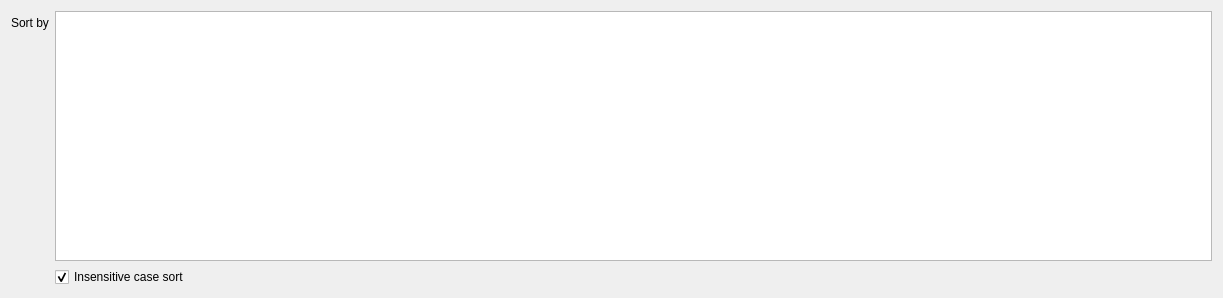
The window that bulicommander/bulicommander/bc/resources/bcwsearchsortrules.ui (Grum999/BuliCommander) describes before a commit, drawn with Qt 5.
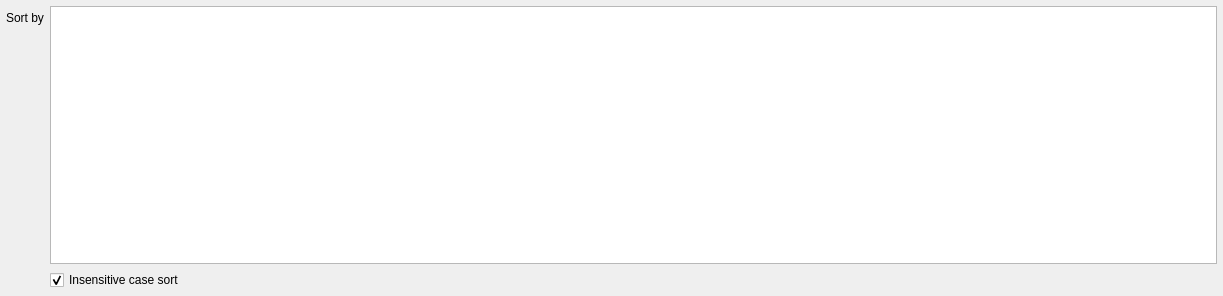
The same window after the commit. Custom widgets are drawn as their Qt base class.

Diff of the .ui file:
```diff
--- a/bulicommander/bulicommander/bc/resources/bcwsearchsortrules.ui
+++ b/bulicommander/bulicommander/bc/resources/bcwsearchsortrules.ui
@@ -10,10 +10,34 @@
     <height>296</height>
    </rect>
   </property>
+  <property name="sizePolicy">
+   <sizepolicy hsizetype="Preferred" vsizetype="Fixed">
+    <horstretch>0</horstretch>
+    <verstretch>0</verstretch>
+   </sizepolicy>
+  </property>
   <property name="windowTitle">
    <string>Form</string>
   </property>
   <layout class="QFormLayout" name="formLayout">
+   <property name="sizeConstraint">
+    <enum>QLayout::SetMinimumSize</enum>
+   </property>
+   <property name="fieldGrowthPolicy">
+    <enum>QFormLayout::ExpandingFieldsGrow</enum>
+   </property>
+   <property name="leftMargin">
+    <number>6</number>
+   </property>
+   <property name="topMargin">
+    <number>6</number>
+   </property>
+   <property name="rightMargin">
+    <number>6</number>
+   </property>
+   <property name="bottomMargin">
+    <number>6</number>
+   </property>
    <item row="0" column="0">
     <widget class="QLabel" name="label">
      <property name="text">
```
